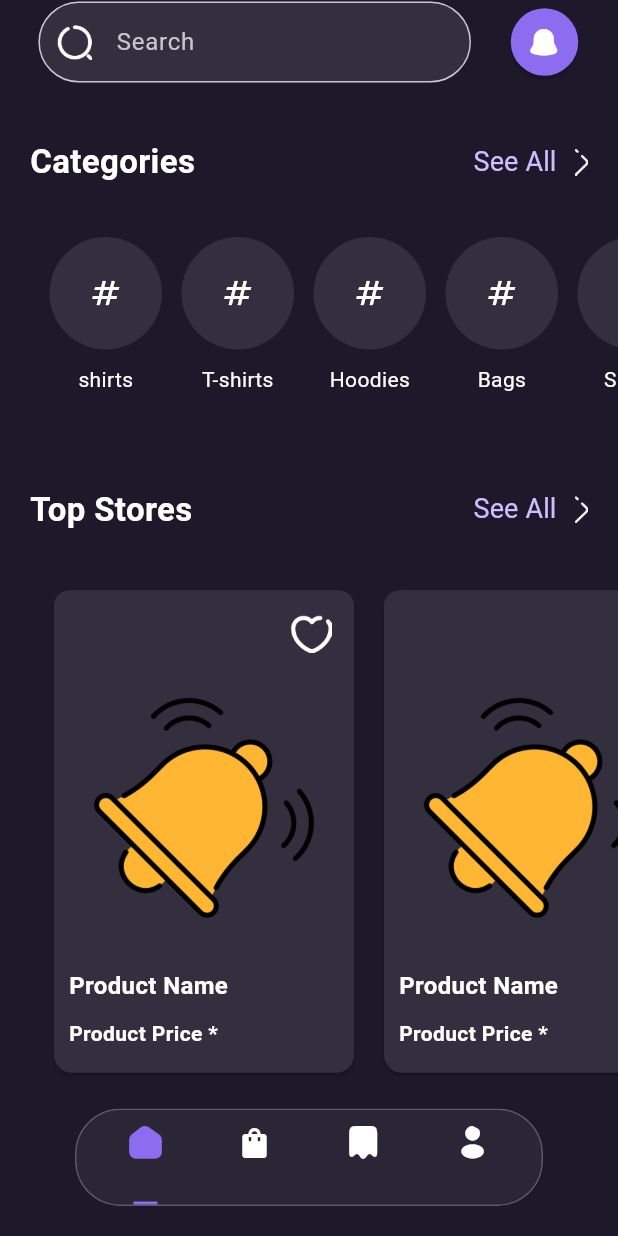
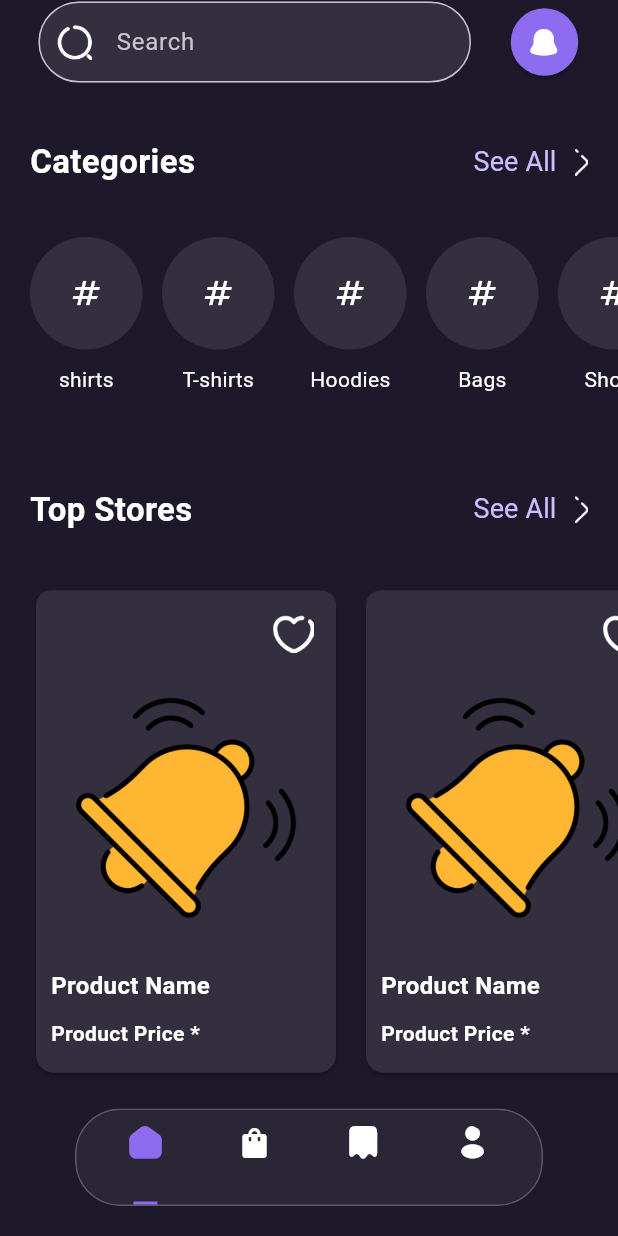
Before and after one commit to MohamadSerafiDev/shamify-ecommerce, a Flutter app: the MainHomePage screen opened directly, on a phone screen of 412 x 824 dp. Run offline on Flutter 3.47's test engine with Material 3 defaults, Android fonts, the phone set to English and light mode, and no system bars; drawn by our look-alikes of crystal_navigation_bar; our stand-ins replace awesome_snackbar_content, bloc, flutter_bloc, get, google_fonts, image_picker and 2 more; accounts and stored records are empty.

```diff
--- /dev/null
+++ b/lib/cubits/shared_preferences/shared_preferences_state.dart
@@ -0,0 +1,10 @@
+part of 'shared_preferences_cubit.dart';
+
+@immutable
+sealed class SharedPreferencesState {}
+
+final class SharedPreferencesInitial extends SharedPreferencesState {}
+
+final class SharedPreferencesNoToken extends SharedPreferencesState {}
+
+final class SharedPreferencesWithToken extends SharedPreferencesState {}
--- a/lib/main.dart
+++ b/lib/main.dart
@@ -5,7 +5,9 @@ import 'package:store/cubits/favourite/cubit/favourite_cubit.dart';
 import 'package:store/cubits/log_in/login_cubit.dart';
 import 'package:store/cubits/navigation/navigation_cubit.dart';
 import 'package:store/cubits/profile_image/profile_image_cubit.dart';
+import 'package:store/cubits/shared_preferences/shared_preferences_cubit.dart';
 import 'package:store/cubits/signup/signup_cubit.dart';
+import 'package:store/pages/auth_page/auth_page.dart';
 import 'package:store/pages/home_page/main_home_page.dart';
 import 'package:store/styles/themes.dart';
 
@@ -17,6 +19,7 @@ void main() {
       BlocProvider(create: (context) => FavouriteCubit()),
       BlocProvider(create: (context) => NavigationBarCubit()),
       BlocProvider(create: (context) => ProfileImageCubit()),
+      BlocProvider(create: (context) => SharedPreferencesCubit()),
     ],
     child: const MyApp(),
   ));
@@ -31,10 +34,18 @@ class MyApp extends StatelessWidget {
   @override
   Widget build(BuildContext context) {
     return GetMaterialApp(
-      debugShowCheckedModeBanner: false,
-      title: 'Flutter Demo',
-      theme: isdark ? Themes().dark : Themes().light,
-      home: MainHomePage(),
-    );
+        debugShowCheckedModeBanner: false,
+        title: 'Flutter Demo',
+        theme: isdark ? Themes().dark : Themes().light,
+        home: BlocBuilder<SharedPreferencesCubit, SharedPreferencesState>(
+          builder: (context, state) {
+            BlocProvider.of<SharedPreferencesCubit>(context).getToken();
+            if (state is SharedPreferencesNoToken) {
+              return AuthPage();
+            } else {
+              return MainHomePage();
+            }
+          },
+        ));
   }
 }
--- a/lib/pages/auth_page/auth_page.dart
+++ b/lib/pages/auth_page/auth_page.dart
@@ -12,7 +12,8 @@ class AuthPage extends StatelessWidget {
 
   @override
   Widget build(BuildContext context) {
-    return Column(
+    return Scaffold(
+      body: Column(
         children: [
           const SizedBox(
             height: 100,
@@ -59,6 +60,7 @@ class AuthPage extends StatelessWidget {
             ),
           ),
         ],
+      ),
     );
   }
 }
--- a/lib/pages/home_page/home_page.dart
+++ b/lib/pages/home_page/home_page.dart
@@ -66,7 +66,6 @@ class HomePage extends StatelessWidget {
           //Top Selling row
           SizedBox(
             height: MediaQuery.of(context).size.height * 0.4,
-            width: double.infinity,
             child: ListView(
               clipBehavior: Clip.none,
               scrollDirection: Axis.horizontal,
--- a/lib/pages/home_page/widgets/categories_list_view.dart
+++ b/lib/pages/home_page/widgets/categories_list_view.dart
@@ -13,9 +13,9 @@ class CategoriesListView extends StatelessWidget {
 
   @override
   Widget build(BuildContext context) {
-    return Padding(
-      padding: const EdgeInsets.only(left: 13),
-      child: Column(
+    return Row(
+      children: [
+        Column(
           children: [
             InkWell(
               splashColor: Colors.transparent,
@@ -34,9 +34,13 @@ class CategoriesListView extends StatelessWidget {
             const SizedBox(
               height: 10,
             ),
-          Text(cat[index]['name'])
+            Text(cat[index]['name']),
           ],
         ),
+        const SizedBox(
+          width: 13,
+        )
+      ],
     );
   }
 }
--- a/lib/pages/home_page/widgets/top_stores_list_view.dart
+++ b/lib/pages/home_page/widgets/top_stores_list_view.dart
@@ -12,7 +12,9 @@ class TopStoresListView extends StatelessWidget {
   @override
   Widget build(BuildContext context) {
     return Padding(
-      padding: const EdgeInsets.only(left: 12),
+      padding: index == 0
+          ? const EdgeInsets.only(left: 0)
+          : const EdgeInsets.only(left: 12),
       child: Card(
         color: Constants.darkinsidecolor,
         //product stack
```
Also changed, not shown: lib/api/api.dart (added, +33 -0 lines), lib/cubits/log_in/login_cubit.dart (+11 -11 lines), lib/cubits/shared_preferences/shared_preferences_cubit.dart (added, +17 -0 lines), lib/pages/profile_page/profile_page.dart (+7 -1 lines), lib/shared_preferences/TokenManage.dart (added, +19 -0 lines), pubspec.yaml (+49 -52 lines), pubspec.lock, 1 other file. Lines whose indentation alone changed are shown as unchanged.
